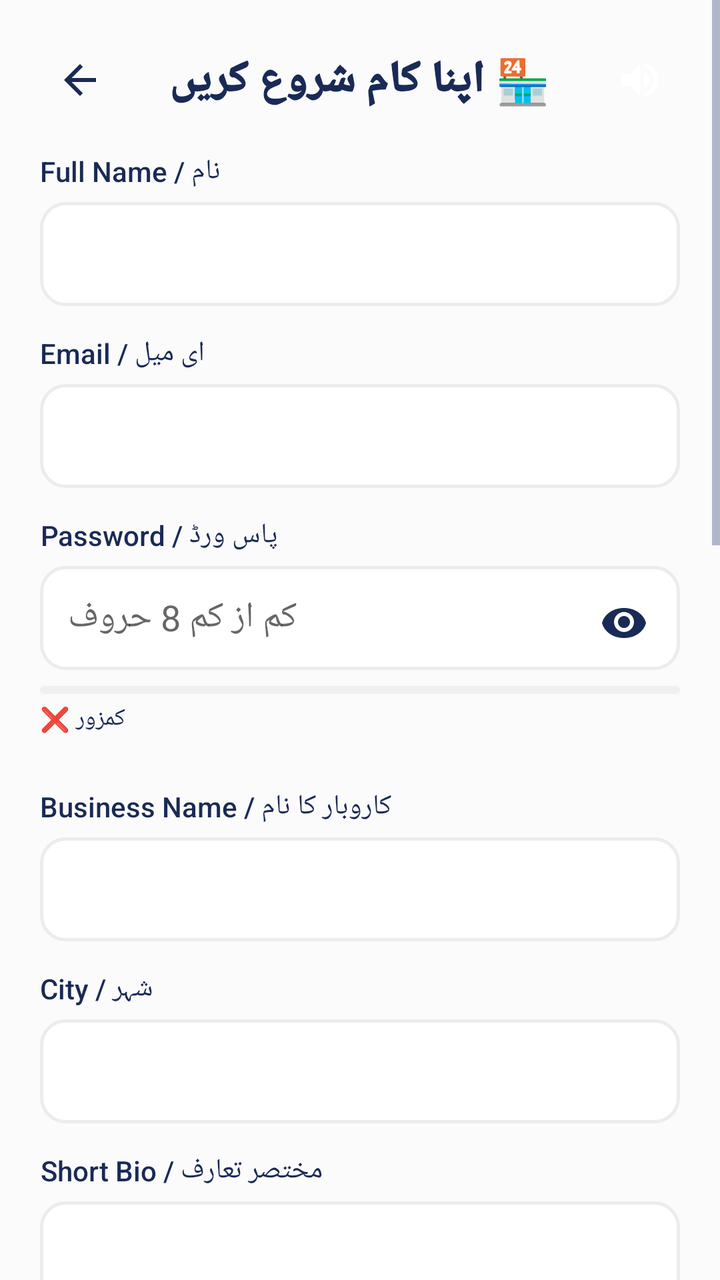
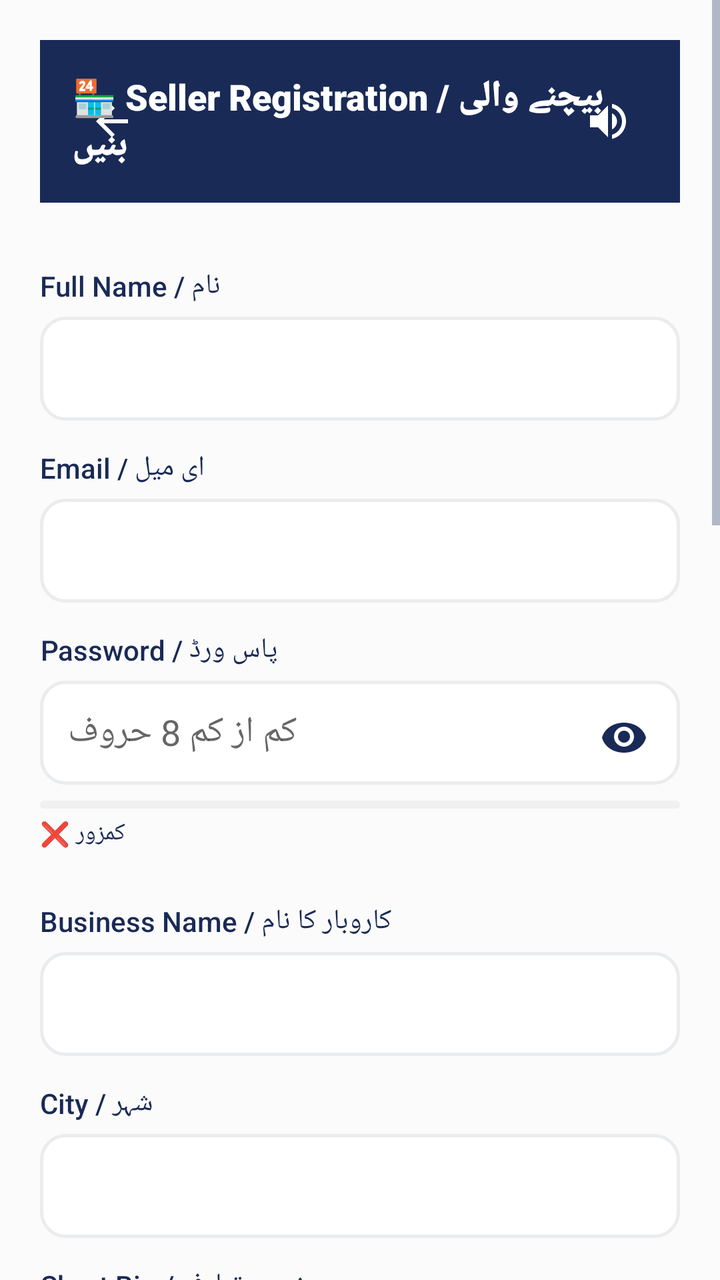

Before-and-after screenshots of an Android layout around one commit, followed by the original layout XML and the change that was made.
<!-- AndroidManifest.xml: application theme Theme.SheEmpower -->
<!-- res/layout/activity_seller_registration.xml -->
<?xml version="1.0" encoding="utf-8"?>
<ScrollView xmlns:android="http://schemas.android.com/apk/res/android"
    xmlns:app="http://schemas.android.com/apk/res-auto"
    android:layout_width="match_parent"
    android:layout_height="match_parent"
    android:background="@color/background">

    <LinearLayout
        android:layout_width="match_parent"
        android:layout_height="wrap_content"
        android:orientation="vertical"
        android:padding="20dp">

        <RelativeLayout
            android:layout_width="match_parent"
            android:layout_height="wrap_content">

            <ImageButton
                android:id="@+id/btnBack"
                android:layout_width="40dp"
                android:layout_height="40dp"
                android:layout_alignParentStart="true"
                android:layout_centerVertical="true"
                android:background="?attr/selectableItemBackgroundBorderless"
                android:src="@drawable/ic_arrow_back"
                app:tint="@color/primary"
                android:contentDescription="Back" />

            <TextView
                android:layout_width="wrap_content"
                android:layout_height="wrap_content"
                android:layout_centerHorizontal="true"
                android:layout_centerVertical="true"
                android:text="🏪 اپنا کام شروع کریں"
                android:textSize="22sp"
                android:fontFamily="sans-serif-black"
                android:textColor="@color/text_primary" />

            <ImageButton
                android:id="@+id/btnSpeaker"
                android:layout_width="40dp"
                android:layout_height="40dp"
                android:layout_alignParentEnd="true"
                android:layout_centerVertical="true"
                android:background="?attr/selectableItemBackgroundBorderless"
                android:src="@drawable/ic_speaker"
                android:contentDescription="Speaker" />
        </RelativeLayout>

        
        <TextView
            android:layout_width="wrap_content"
            android:layout_height="wrap_content"
            android:text="نام / Full Name"
            android:fontFamily="sans-serif-medium"
            android:textColor="@color/text_primary"
            android:layout_marginTop="16dp" />

        <com.google.android.material.textfield.TextInputEditText
            android:id="@+id/etSellerName"
            android:layout_width="match_parent"
            android:layout_height="52dp"
            android:padding="14dp"
            android:background="@drawable/bg_skeu_input"
            android:layout_marginTop="6dp" />

        
        <TextView
            android:layout_width="wrap_content"
            android:layout_height="wrap_content"
            android:text="ای میل / Email"
            android:fontFamily="sans-serif-medium"
            android:textColor="@color/text_primary"
            android:layout_marginTop="14dp" />

        <com.google.android.material.textfield.TextInputEditText
            android:id="@+id/etSellerEmail"
            android:layout_width="match_parent"
            android:layout_height="52dp"
            android:padding="14dp"
            android:background="@drawable/bg_skeu_input"
            android:layout_marginTop="6dp" />

        
        <TextView
            android:layout_width="wrap_content"
            android:layout_height="wrap_content"
            android:text="پاس ورڈ / Password"
            android:fontFamily="sans-serif-medium"
            android:textColor="@color/text_primary"
            android:layout_marginTop="14dp" />

        <FrameLayout
            android:layout_width="match_parent"
            android:layout_height="52dp"
            android:layout_marginTop="6dp"
            android:layout_marginBottom="8dp">

            <com.google.android.material.textfield.TextInputEditText
                android:id="@+id/etSellerPassword"
                android:layout_width="match_parent"
                android:layout_height="match_parent"
                android:inputType="textPassword"
                android:hint="کم از کم 8 حروف"
                android:padding="14dp"
                android:paddingEnd="45dp"
                android:background="@drawable/bg_skeu_input" />

            <ImageButton
                android:id="@+id/togglePasswordVisibility"
                android:layout_width="40dp"
                android:layout_height="40dp"
                android:layout_gravity="end|center_vertical"
                android:layout_marginEnd="8dp"
                android:background="?attr/selectableItemBackgroundBorderless"
                android:src="@drawable/ic_eye_closed"
                android:contentDescription="Toggle Password Visibility"
                android:scaleType="centerInside" />
        </FrameLayout>

        <ProgressBar
            android:id="@+id/passwordStrengthBar"
            android:layout_width="match_parent"
            android:layout_height="4dp"
            android:layout_marginBottom="4dp"
            android:progressDrawable="@drawable/progress_password_strength"
            style="@style/Widget.AppCompat.ProgressBar.Horizontal" />

        <TextView
            android:id="@+id/passwordStrengthText"
            android:layout_width="wrap_content"
            android:layout_height="wrap_content"
            android:text="کمزور ❌"
            android:textSize="12sp"
            android:fontFamily="sans-serif-medium"
            android:textColor="@color/primary"
            android:layout_marginBottom="12dp" />

        
        <TextView
            android:layout_width="wrap_content"
            android:layout_height="wrap_content"
            android:text="کاروبار کا نام / Business Name"
            android:fontFamily="sans-serif-medium"
            android:textColor="@color/text_primary"
            android:layout_marginTop="14dp" />

        <com.google.android.material.textfield.TextInputEditText
            android:id="@+id/etBusinessName"
            android:layout_width="match_parent"
            android:layout_height="52dp"
            android:padding="14dp"
            android:background="@drawable/bg_skeu_input"
            android:layout_marginTop="6dp" />

        
        <TextView
            android:layout_width="wrap_content"
            android:layout_height="wrap_content"
            android:text="شہر / City"
            android:fontFamily="sans-serif-medium"
            android:textColor="@color/text_primary"
            android:layout_marginTop="14dp" />

        <com.google.android.material.textfield.TextInputEditText
            android:id="@+id/etCity"
            android:layout_width="match_parent"
            android:layout_height="52dp"
            android:padding="14dp"
            android:background="@drawable/bg_skeu_input"
            android:layout_marginTop="6dp" />

        
        <TextView
            android:layout_width="wrap_content"
            android:layout_height="wrap_content"
            android:text="مختصر تعارف / Short Bio"
            android:fontFamily="sans-serif-medium"
            android:textColor="@color/text_primary"
            android:layout_marginTop="14dp" />

        <com.google.android.material.textfield.TextInputEditText
            android:id="@+id/etBio"
            android:layout_width="match_parent"
            android:layout_height="80dp"
            android:gravity="top"
            android:padding="14dp"
            android:background="@drawable/bg_skeu_input"
            android:layout_marginTop="6dp" />

        
        <TextView
            android:layout_width="wrap_content"
            android:layout_height="wrap_content"
            android:text="📱 واٹس ایپ نمبر / WhatsApp"
            android:fontFamily="sans-serif-bold"
            android:textColor="@color/text_primary"
            android:layout_marginTop="14dp" />

        <com.google.android.material.textfield.TextInputEditText
            android:id="@+id/etWhatsApp"
            android:layout_width="match_parent"
            android:layout_height="52dp"
            android:hint="923001234567"
            android:inputType="phone"
            android:padding="14dp"
            android:background="@drawable/bg_skeu_input"
            android:layout_marginTop="6dp" />

        <TextView
            android:id="@+id/tvWhatsAppHint"
            android:layout_width="match_parent"
            android:layout_height="wrap_content"
            android:textColor="@color/whatsapp_green"
            android:fontFamily="sans-serif-medium"
            android:textSize="12sp"
            android:layout_marginTop="6dp" />

        
        <TextView
            android:layout_width="wrap_content"
            android:layout_height="wrap_content"
            android:text="🛍️ زمرہ / Category"
            android:fontFamily="sans-serif-medium"
            android:textColor="@color/text_primary"
            android:layout_marginTop="14dp" />

        <TextView
            android:id="@+id/spinnerCategory"
            android:layout_width="match_parent"
            android:layout_height="52dp"
            android:background="@drawable/bg_skeu_input"
            android:gravity="center_vertical"
            android:padding="14dp"
            android:text="زمرہ منتخب کریں / Select Categories"
            android:textColor="@color/text_primary"
            android:textSize="14sp"
            android:layout_marginTop="6dp" />

        
        <TextView
            android:layout_width="wrap_content"
            android:layout_height="wrap_content"
            android:text="🙋‍♀️ آپ کتنے لوگوں کے لیے کام کر سکتی ہیں؟"
            android:fontFamily="sans-serif-bold"
            android:textColor="@color/text_primary"
            android:layout_marginTop="14dp" />

        <com.google.android.material.textfield.TextInputEditText
            android:id="@+id/etCapacity"
            android:layout_width="match_parent"
            android:layout_height="60dp"
            android:hint="مثال: 50 لوگوں تک کھانا بنا سکتی ہوں"
            android:padding="14dp"
            android:background="@drawable/bg_skeu_input"
            android:layout_marginTop="6dp" />

        
        <TextView
            android:id="@+id/tvDeliverLabel"
            android:layout_width="wrap_content"
            android:layout_height="wrap_content"
            android:fontFamily="sans-serif-bold"
            android:textColor="@color/text_primary"
            android:layout_marginTop="14dp" />

        <Spinner
            android:id="@+id/spinnerCanDeliver"
            android:layout_width="match_parent"
            android:layout_height="52dp"
            android:layout_marginTop="6dp" />

        
        <TextView
            android:layout_width="wrap_content"
            android:layout_height="wrap_content"
            android:text="📍 دکان / گھر کا مکمل پتہ (اگر آپ خود نہ جا سکیں تو خریدار کو یہی دکھایا جائے گا)"
            android:fontFamily="sans-serif-bold"
            android:textColor="@color/text_primary"
            android:layout_marginTop="14dp" />

        <com.google.android.material.textfield.TextInputEditText
            android:id="@+id/etShopAddress"
            android:layout_width="match_parent"
            android:layout_height="60dp"
            android:hint="مکمل پتہ لکھیں"
            android:padding="14dp"
            android:background="@drawable/bg_skeu_input"
            android:layout_marginTop="6dp" />

        
        <TextView
            android:layout_width="wrap_content"
            android:layout_height="wrap_content"
            android:text="📋 شناختی کارڈ (ضروری)"
            android:fontFamily="sans-serif-medium"
            android:textColor="@color/text_primary"
            android:layout_marginTop="16dp" />

        <Button
            android:id="@+id/btnPickCnic"
            android:layout_width="match_parent"
            android:layout_height="52dp"
            android:text="📷 تصویر اپلوڈ کریں"
            android:fontFamily="sans-serif-medium"
            android:background="@drawable/bg_skeu_button_cream"
            android:textColor="@color/text_primary"
            android:layout_marginTop="6dp" />

        <TextView
            android:id="@+id/tvCnicStatus"
            android:layout_width="match_parent"
            android:layout_height="wrap_content"
            android:textColor="@color/text_secondary"
            android:layout_marginTop="4dp" />

        
        <TextView
            android:layout_width="wrap_content"
            android:layout_height="wrap_content"
            android:text="🎙️ آواز کا تعارف (اختیاری)"
            android:fontFamily="sans-serif-medium"
            android:textColor="@color/text_primary"
            android:layout_marginTop="14dp" />

        <LinearLayout
            android:layout_width="match_parent"
            android:layout_height="wrap_content"
            android:orientation="horizontal"
            android:layout_marginTop="6dp">

            <Button
                android:id="@+id/btnRecord"
                android:layout_width="0dp"
                android:layout_height="52dp"
                android:layout_weight="1"
                android:text="🎙 ریکارڈ کریں"
                android:fontFamily="sans-serif-medium"
                android:textSize="12sp"
                android:background="@drawable/bg_skeu_button_primary"
                android:textColor="#FFFFFF" />

            <Button
                android:id="@+id/btnPickAudio"
                android:layout_width="0dp"
                android:layout_height="52dp"
                android:layout_weight="1"
                android:layout_marginStart="8dp"
                android:text="📁 اپلوڈ"
                android:fontFamily="sans-serif-medium"
                android:textSize="12sp"
                android:background="@drawable/bg_skeu_button_cream"
                android:textColor="@color/text_primary" />
        </LinearLayout>

        <TextView
            android:id="@+id/tvVoiceStatus"
            android:layout_width="match_parent"
            android:layout_height="wrap_content"
            android:textColor="@color/text_secondary"
            android:layout_marginTop="4dp"
            android:layout_marginBottom="20dp" />

        
        <Button
            android:id="@+id/btnSellerRegister"
            android:layout_width="match_parent"
            android:layout_height="58dp"
            android:text="🚀 رجسٹریشن جمع کروائیں"
            android:fontFamily="sans-serif-medium"
            android:background="@drawable/bg_skeu_button_primary"
            android:textColor="#FFFFFF" />

    </LinearLayout>
</ScrollView>
<!-- resources referenced by this layout -->
<resources>
  <color name="background">#FCFBFB</color>
  <color name="primary">#192A56</color>
  kkkkkkkkk
  <color name="text_primary">#192A56</color>
  <color name="text_secondary">#6B7A99</color>
  <color name="whatsapp_green">#25D366</color>
  <!-- drawable bg_skeu_button_cream (drawable) -->
  <?xml version="1.0" encoding="utf-8"?>
  <shape xmlns:android="http://schemas.android.com/apk/res/android"
      android:shape="rectangle">
      <solid android:color="@color/pearl_white" />
      <corners android:radius="12dp" />
      <stroke android:color="@color/champagne" android:width="1dp" />
  </shape>
  <!-- drawable bg_skeu_button_primary (drawable) -->
  <?xml version="1.0" encoding="utf-8"?>
  <shape xmlns:android="http://schemas.android.com/apk/res/android"
      android:shape="rectangle">
      <solid android:color="@color/midnight_navy" />
      <corners android:radius="12dp" />
  </shape>
  <!-- drawable bg_skeu_input (drawable) -->
  <?xml version="1.0" encoding="utf-8"?>
  <shape xmlns:android="http://schemas.android.com/apk/res/android"
      android:shape="rectangle">
      <solid android:color="@color/white" />
      <corners android:radius="12dp" />
      <stroke android:color="@color/card_border" android:width="1.5dp" />
  </shape>
  <!-- drawable ic_arrow_back (drawable) -->
  <?xml version="1.0" encoding="utf-8"?>
  <vector xmlns:android="http://schemas.android.com/apk/res/android"
      android:width="24dp"
      android:height="24dp"
      android:viewportWidth="24"
      android:viewportHeight="24">
      <path
          android:fillColor="#FFFFFF"
          android:pathData="M20,11H7.83l5.59-5.59L12,4l-8,8l8,8l1.41-1.41L7.83,13H20v-2z"/>
  </vector>
  <!-- drawable ic_speaker (drawable) -->
  <?xml version="1.0" encoding="utf-8"?>
  <vector xmlns:android="http://schemas.android.com/apk/res/android"
      android:width="24dp"
      android:height="24dp"
      android:viewportWidth="24"
      android:viewportHeight="24">
      <path
          android:fillColor="#FFFFFF"
          android:pathData="M3,9v6h4l5,5V4L7,9H3zm13.5,3c0-1.77-1.02-3.29-2.5-4.03v8.05c1.48-0.73,2.5-2.25,2.5-4.02zM14,3.23v2.06c2.89,0.86,5,3.54,5,6.71s-2.11,5.85-5,6.71v2.06c4.01-0.91,7-4.49,7-8.77s-2.99-7.86-7-8.77z"/>
  </vector>
  <!-- drawable progress_password_strength (drawable) -->
  <?xml version="1.0" encoding="utf-8"?>
  <layer-list xmlns:android="http://schemas.android.com/apk/res/android">
      
      <item android:id="@android:id/background">
          <shape android:shape="rectangle">
              <solid android:color="#F0F0F0" />
              <corners android:radius="2dp" />
          </shape>
      </item>
  
      
      <item android:id="@android:id/progress">
          <clip>
              <shape android:shape="rectangle">
                  <solid android:color="#192A56" />
                  <corners android:radius="2dp" />
              </shape>
          </clip>
      </item>
  </layer-list>
  <style name="Theme.SheEmpower" parent="Theme.AppCompat.Light.NoActionBar">
          <item name="colorPrimary">@color/primary</item>
          <item name="colorPrimaryDark">@color/primary_dark</item>
          <item name="colorAccent">@color/accent</item>
          <item name="android:windowBackground">@color/background</item>
          <item name="android:colorBackground">@color/background</item>
          <item name="android:textColorPrimary">@color/text_primary</item>
          <item name="android:textColorSecondary">@color/text_secondary</item>
          <item name="android:statusBarColor">@color/primary_dark</item>
      </style>
  <color name="pearl_white">#FCFBFB</color>
  <color name="champagne">#F7D794</color>
  <color name="midnight_navy">#192A56</color>
  <color name="white">#FFFFFF</color>
  <color name="card_border">#EAECEE</color>
  <color name="primary_dark">#0F1B3D</color>
  <color name="accent">#F7D794</color>
  <!-- unchanged entries left out for length: 1 -->
</resources>

<!-- the commit's change to res/layout/activity_seller_registration.xml (unified diff, before → after) -->
@@ -11,41 +11,51 @@
         android:orientation="vertical"
         android:padding="20dp">
 
-        <RelativeLayout
-            android:layout_width="match_parent"
-            android:layout_height="wrap_content">
-
-            <ImageButton
-                android:id="@+id/btnBack"
-                android:layout_width="40dp"
-                android:layout_height="40dp"
-                android:layout_alignParentStart="true"
-                android:layout_centerVertical="true"
-                android:background="?attr/selectableItemBackgroundBorderless"
-                android:src="@drawable/ic_arrow_back"
-                app:tint="@color/primary"
-                android:contentDescription="Back" />
-
-            <TextView
-                android:layout_width="wrap_content"
-                android:layout_height="wrap_content"
-                android:layout_centerHorizontal="true"
-                android:layout_centerVertical="true"
-                android:text="🏪 اپنا کام شروع کریں"
-                android:textSize="22sp"
-                android:fontFamily="sans-serif-black"
-                android:textColor="@color/text_primary" />
-
-            <ImageButton
-                android:id="@+id/btnSpeaker"
-                android:layout_width="40dp"
-                android:layout_height="40dp"
-                android:layout_alignParentEnd="true"
-                android:layout_centerVertical="true"
-                android:background="?attr/selectableItemBackgroundBorderless"
-                android:src="@drawable/ic_speaker"
-                android:contentDescription="Speaker" />
-        </RelativeLayout>
+        
+        <LinearLayout
+            android:layout_width="match_parent"
+            android:layout_height="wrap_content"
+            android:background="#192A56"
+            android:padding="16dp"
+            android:orientation="vertical"
+            android:layout_marginBottom="16dp">
+
+            <RelativeLayout
+                android:layout_width="match_parent"
+                android:layout_height="wrap_content">
+
+                <ImageButton
+                    android:id="@+id/btnBack"
+                    android:layout_width="40dp"
+                    android:layout_height="40dp"
+                    android:layout_alignParentStart="true"
+                    android:layout_centerVertical="true"
+                    android:background="?attr/selectableItemBackgroundBorderless"
+                    android:src="@drawable/ic_arrow_back"
+                    app:tint="#FFFFFF"
+                    android:contentDescription="Back" />
+
+                <TextView
+                    android:layout_width="wrap_content"
+                    android:layout_height="wrap_content"
+                    android:layout_centerInParent="true"
+                    android:text="🏪 Seller Registration / بیچنے والی بنیں"
+                    android:textSize="18sp"
+                    android:fontFamily="sans-serif-black"
+                    android:textColor="#FFFFFF" />
+
+                <ImageButton
+                    android:id="@+id/btnSpeaker"
+                    android:layout_width="40dp"
+                    android:layout_height="40dp"
+                    android:layout_alignParentEnd="true"
+                    android:layout_centerVertical="true"
+                    android:background="?attr/selectableItemBackgroundBorderless"
+                    android:src="@drawable/ic_speaker"
+                    app:tint="#FFFFFF"
+                    android:contentDescription="Speaker" />
+            </RelativeLayout>
+        </LinearLayout>
 
         
         <TextView
